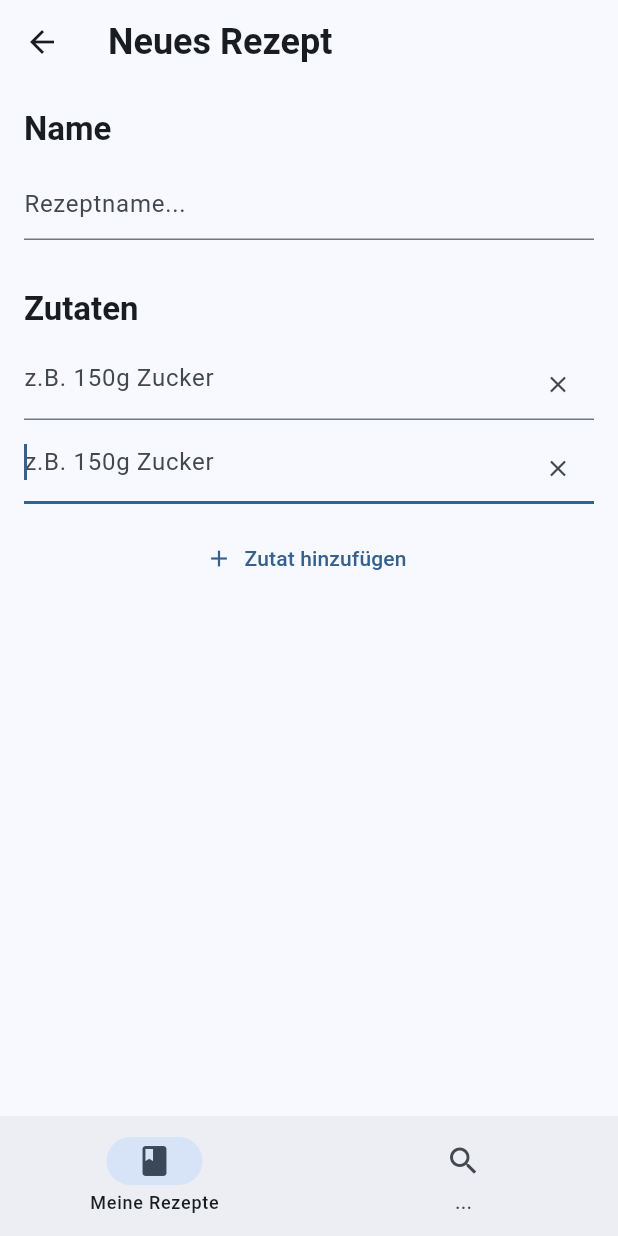
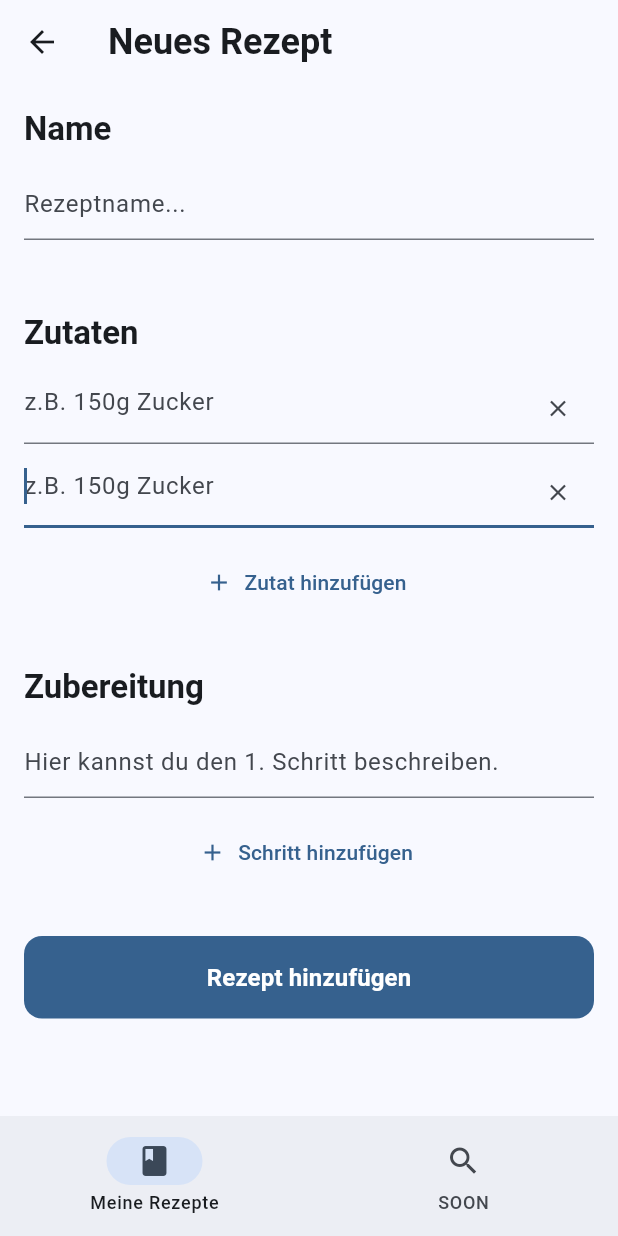
Before and after one commit to devMatrix0815/recipio, a Flutter app: the CreateRecipe screen opened directly, after a tap on "Zutat hinzufügen", on a phone screen of 412 x 824 dp. Run offline on Flutter 3.47's test engine with Material 3 defaults, Android fonts, the phone set to English and light mode, and no system bars.

Commit message:
Refactor CreateRecipe to support dynamic steps and ingredients, update UI labels

```diff
--- a/lib/main.dart
+++ b/lib/main.dart
@@ -226,7 +226,7 @@ class _MyRecipesState extends State<MyRecipes> {
       bottomNavigationBar: NavigationBar(
         destinations: const [
           NavigationDestination(icon: Icon(Icons.book), label: 'Meine Rezepte'),
-          NavigationDestination(icon: Icon(Icons.search), label: '...'),
+          NavigationDestination(icon: Icon(Icons.search), label: 'SOON'),
         ],
       ),
 
@@ -333,7 +333,7 @@ class RecipeDetail extends StatelessWidget {
       bottomNavigationBar: NavigationBar(
         destinations: const [
           NavigationDestination(icon: Icon(Icons.book), label: 'Meine Rezepte'),
-          NavigationDestination(icon: Icon(Icons.search), label: '...'),
+          NavigationDestination(icon: Icon(Icons.search), label: 'SOON'),
         ],
       ),
     );
@@ -352,43 +352,56 @@ class _CreateRecipeState extends State<CreateRecipe> {
   // controller for name text-field
   final TextEditingController _nameController = TextEditingController();
 
-  // controller and focus node for every text-field (ingredient)
+  // controller and focus node for every text-field (ingredient + steps)
   final List<TextEditingController> _ingredientControllers = [
     TextEditingController(),
   ];
+
+  final List<TextEditingController> _stepControllers = [
+    TextEditingController(),
+  ];
+
   final List<FocusNode> _focusNodes = [FocusNode()];
+  final List<FocusNode> _stepFocusNodes = [FocusNode()];
 
-  // attach new empty text-field and focus on it (ingredient)
-  void _addIngredientField() {
+  // attach new empty text-field and focus on it
+  void _addField(
+    List<TextEditingController> controllers,
+    List<FocusNode> focusNodes,
+  ) {
     // add new controller and focus node to list
     setState(() {
-      _ingredientControllers.add(TextEditingController());
-      _focusNodes.add(FocusNode());
+      controllers.add(TextEditingController());
+      focusNodes.add(FocusNode());
     });
     WidgetsBinding.instance.addPostFrameCallback((_) {
-      _focusNodes.last.requestFocus();
+      focusNodes.last.requestFocus();
     });
   }
 
-  // remove text-field at index and focus the field before (ingredient)
-  void _removeIngredientField(int i) {
-    if (_ingredientControllers.length <= 1) {
+  // remove text-field at index and focus the field before
+  void _removeField(
+    int i,
+    List<TextEditingController> controllers,
+    List<FocusNode> focusNodes,
+  ) {
+    if (controllers.length <= 1) {
       return; // not less then 1 ingredient
     }
 
     // remove controller + focus node
-    _ingredientControllers[i].dispose();
-    _focusNodes[i].dispose();
+    controllers[i].dispose();
+    focusNodes[i].dispose();
 
     setState(() {
-      _ingredientControllers.removeAt(i);
-      _focusNodes.removeAt(i);
+      controllers.removeAt(i);
+      focusNodes.removeAt(i);
     });
 
     // focus previous field
     if (i > 0) {
       WidgetsBinding.instance.addPostFrameCallback((_) {
-        _focusNodes[i - 1].requestFocus();
+        focusNodes[i - 1].requestFocus();
       });
     }
   }
@@ -402,6 +415,12 @@ class _CreateRecipeState extends State<CreateRecipe> {
     }
     for (final f in _focusNodes) {
       f.dispose();
+    }
+    for (final sc in _stepControllers) {
+      sc.dispose();
+    }
+    for (final sf in _stepFocusNodes) {
+      sf.dispose();
     }
     super.dispose();
   }
@@ -445,7 +464,7 @@ class _CreateRecipeState extends State<CreateRecipe> {
               decoration: const InputDecoration(hintText: 'Rezeptname...'),
             ),
 
-            const SizedBox(height: 32.0),
+            const SizedBox(height: 48.0),
 
             // recipe ingredient section
             Text(
@@ -468,7 +487,7 @@ class _CreateRecipeState extends State<CreateRecipe> {
                     if (event is KeyDownEvent &&
                         event.logicalKey == LogicalKeyboardKey.backspace &&
                         _ingredientControllers[i].text.isEmpty) {
-                      _removeIngredientField(i);
+                      _removeField(i, _ingredientControllers, _focusNodes);
                     }
                   },
 
@@ -482,13 +501,18 @@ class _CreateRecipeState extends State<CreateRecipe> {
                           // remove text-field
                           ? IconButton(
                               icon: const Icon(Icons.close, size: 18),
-                              onPressed: () => _removeIngredientField(i),
+                              onPressed: () => _removeField(
+                                i,
+                                _ingredientControllers,
+                                _focusNodes,
+                              ),
                             )
                           : null,
                     ),
 
                     // create new textfield when pressing enter
-                    onSubmitted: (_) => _addIngredientField(),
+                    onSubmitted: (_) =>
+                        _addField(_ingredientControllers, _focusNodes),
                   ),
                 ),
               );
@@ -497,9 +521,110 @@ class _CreateRecipeState extends State<CreateRecipe> {
             // space + add ingredient button
             const SizedBox(height: 4.0),
             TextButton.icon(
-              onPressed: _addIngredientField,
+              onPressed: () => _addField(_ingredientControllers, _focusNodes),
               icon: const Icon(Icons.add),
               label: const Text('Zutat hinzufügen'),
+            ),
+
+            // recipe ingredient section
+            const SizedBox(height: 32.0),
+            Text(
+              'Zubereitung',
+              style: textTheme.titleLarge?.copyWith(
+                fontWeight: FontWeight.bold,
+              ),
+            ),
+
+            const SizedBox(height: 12.0),
+            ...List.generate(_stepControllers.length, (i) {
+              return Padding(
+                padding: const EdgeInsets.only(bottom: 8.0),
+                child: KeyboardListener(
+                  focusNode: FocusNode(),
+
+                  onKeyEvent: (event) {
+                    // delete text-field on deleting in a empty input
+                    if (event is KeyDownEvent &&
+                        event.logicalKey == LogicalKeyboardKey.backspace &&
+                        _stepControllers[i].text.isEmpty) {
+                      _removeField(i, _stepControllers, _stepFocusNodes);
+                    }
+                  },
+
+                  child: TextField(
+                    controller: _stepControllers[i],
+                    focusNode: _stepFocusNodes[i],
+                    keyboardType: TextInputType.multiline,
+                    maxLines: null,
+                    decoration: InputDecoration(
+                      hintText:
+                          'Hier kannst du den ${i + 1}. Schritt beschreiben.',
+                      suffixIcon: _stepControllers.length > 1
+                          // remove text-field
+                          ? IconButton(
+                              icon: const Icon(Icons.close, size: 18),
+                              onPressed: () => _removeField(
+                                i,
+                                _stepControllers,
+                                _stepFocusNodes,
+                              ),
+                            )
+                          : null,
+                    ),
+                    onChanged: (value) {
+                      if (value.contains('\n')) {
+                        _stepControllers[i].text = value.replaceAll('\n', '');
+                        _stepControllers[i]
+                            .selection = TextSelection.fromPosition(
+                          TextPosition(offset: _stepControllers[i].text.length),
+                        );
+
+                        _addField(_stepControllers, _stepFocusNodes);
+                      }
+                    },
+                  ),
+                ),
+              );
+            }),
+
+            // space + add step button
+            const SizedBox(height: 4.0),
+            TextButton.icon(
+              onPressed: () => _addField(_stepControllers, _stepFocusNodes),
+              icon: const Icon(Icons.add),
+              label: const Text('Schritt hinzufügen'),
+            ),
+
+            // add recipe button
+            Padding(
+              padding: const EdgeInsets.only(top: 32.0, bottom: 16.0),
+
+              child: Container(
+                width: double.infinity,
+                decoration: BoxDecoration(
+                  color: Theme.of(context).colorScheme.primary,
+                  borderRadius: BorderRadius.circular(12.0),
+                ),
+
+                child: TextButton(
+                  onPressed: () {
+                    // TODO: Rezept speichern
+                  },
+
+                  style: TextButton.styleFrom(
+                    padding: const EdgeInsets.symmetric(vertical: 16.0),
+                    foregroundColor: Theme.of(context).colorScheme.onPrimary,
+                    shape: RoundedRectangleBorder(
+                      borderRadius: BorderRadius.circular(12.0),
+                    ),
+                  ),
+
+                  child: const Text(
+                    'Rezept hinzufügen',
+                    style: TextStyle(fontWeight: FontWeight.bold, fontSize: 16),
+                  ),
+                ),
+              ),
             ),
           ],
         ),
@@ -508,7 +633,7 @@ class _CreateRecipeState extends State<CreateRecipe> {
       bottomNavigationBar: NavigationBar(
         destinations: const [
           NavigationDestination(icon: Icon(Icons.book), label: 'Meine Rezepte'),
-          NavigationDestination(icon: Icon(Icons.search), label: '...'),
+          NavigationDestination(icon: Icon(Icons.search), label: 'SOON'),
         ],
       ),
     );
```
